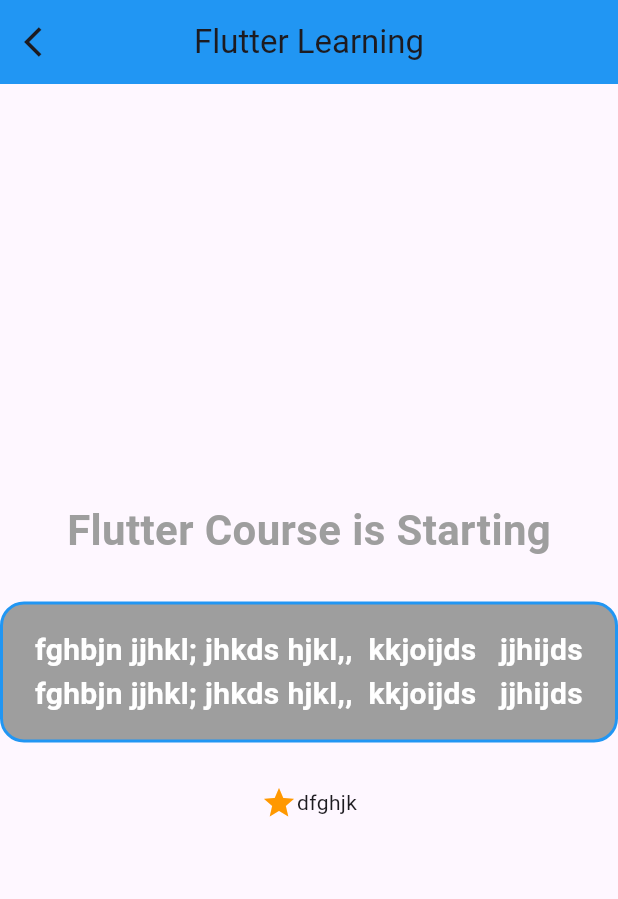
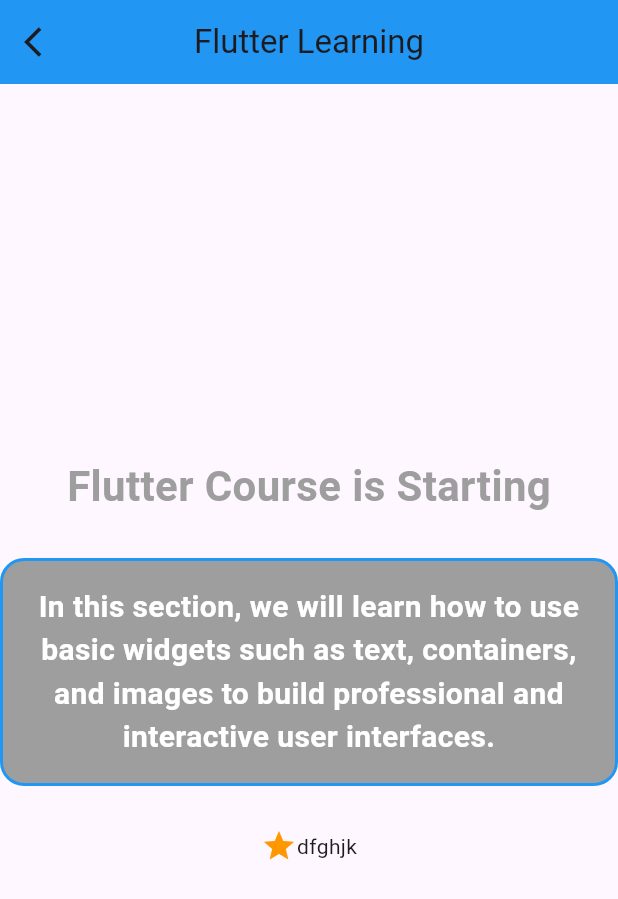
Before and after one commit to aya-hamoudeh1/Teknova_Level_1, a Flutter app: the screen it shows after launch, on a phone screen of 412 x 824 dp. Shown: the top 899 px of the screen. Run offline on Flutter 3.47's test engine with Material 3 defaults, Android fonts, the phone set to English and light mode, and no system bars.

Commit message:
Update sample text and fix formatting in main.dart

```diff
--- a/lib/main.dart
+++ b/lib/main.dart
@@ -42,7 +42,7 @@
                 border: Border.all(color: Colors.blue, width: 2),
               ),
               child: Text(
-                'fghbjn jjhkl; jhkds hjkl,,  kkjoijds   jjhijds fghbjn jjhkl; jhkds hjkl,,  kkjoijds   jjhijds ',
+                'In this section, we will learn how to use basic widgets such as text, containers, and images to build professional and interactive user interfaces.',
                 textAlign: .center,
                 style: TextStyle(
                   fontSize: 20,
@@ -56,10 +56,11 @@
 
             Row(
               mainAxisAlignment: .center,
-                children: [
-              Icon(Icons.star, color: Colors.orange),
-              Text("dfghjk")
-            ]),
+              children: [
+                Icon(Icons.star, color: Colors.orange),
+                Text("dfghjk"),
+              ],
+            ),
           ],
         ),
       ),
```
